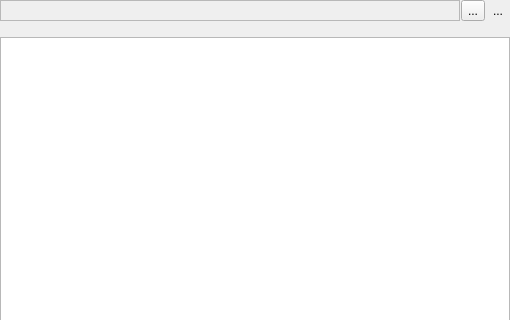
Before: the Qt Designer form Viewer/src/CodeItemWidget.ui in ecmwf/ecflow, drawn with Qt 5; both pictures show x 0 to 510 and y 0 to 320 of the 510 by 465 pixel window.
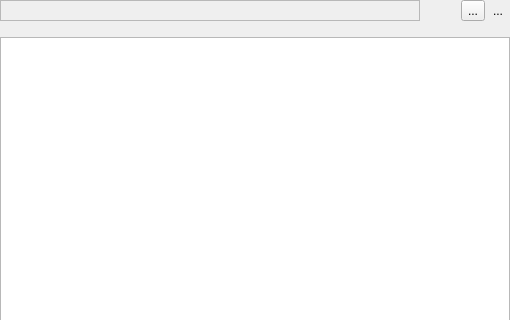
After: the same form once the commit is applied. Icons and pictures are not drawn. Custom widgets are drawn as their Qt base class.

The edit to the form file:
```diff
--- a/Viewer/src/CodeItemWidget.ui
+++ b/Viewer/src/CodeItemWidget.ui
@@ -21,7 +21,7 @@
     <number>0</number>
    </property>
    <item>
-    <layout class="QHBoxLayout" name="horizontalLayout" stretch="1,0,0">
+    <layout class="QHBoxLayout" name="horizontalLayout" stretch="1,0,0,0">
      <property name="spacing">
       <number>1</number>
      </property>
@@ -44,6 +44,19 @@
        </property>
       </widget>
      </item>
+     <item>
+      <spacer name="horizontalSpacer">
+       <property name="orientation">
+        <enum>Qt::Horizontal</enum>
+       </property>
+       <property name="sizeHint" stdset="0">
+        <size>
+         <width>40</width>
+         <height>20</height>
+        </size>
+       </property>
+      </spacer>
+     </item>
      <item>
       <widget class="QToolButton" name="externalTb_">
        <property name="text">
```
